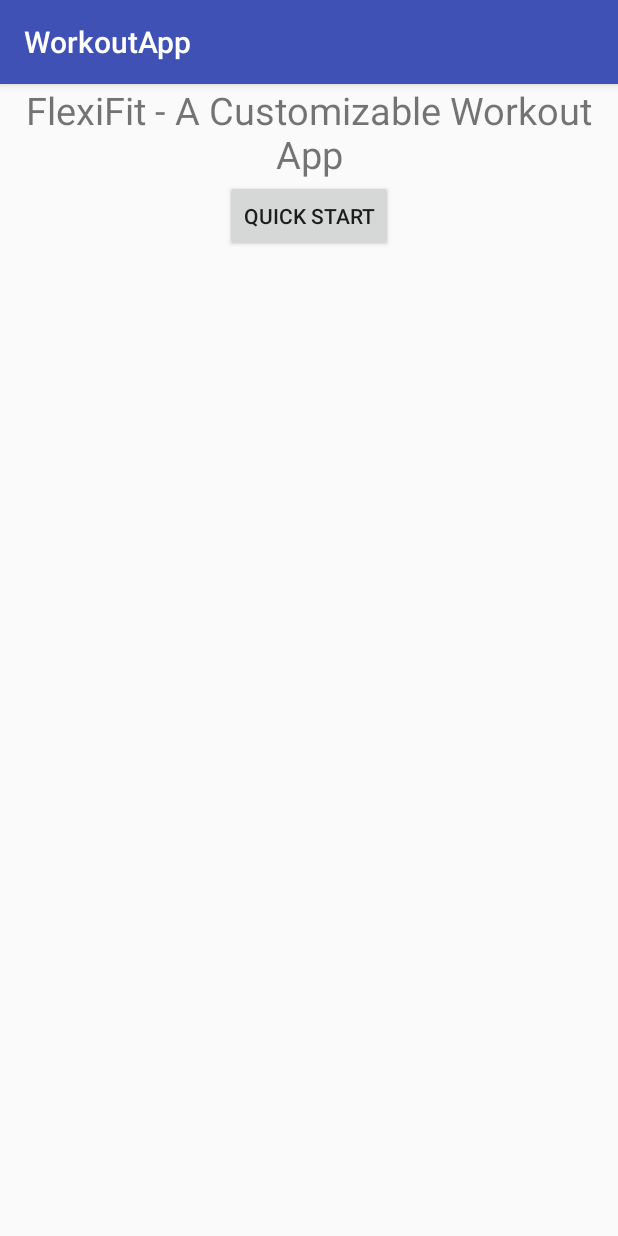
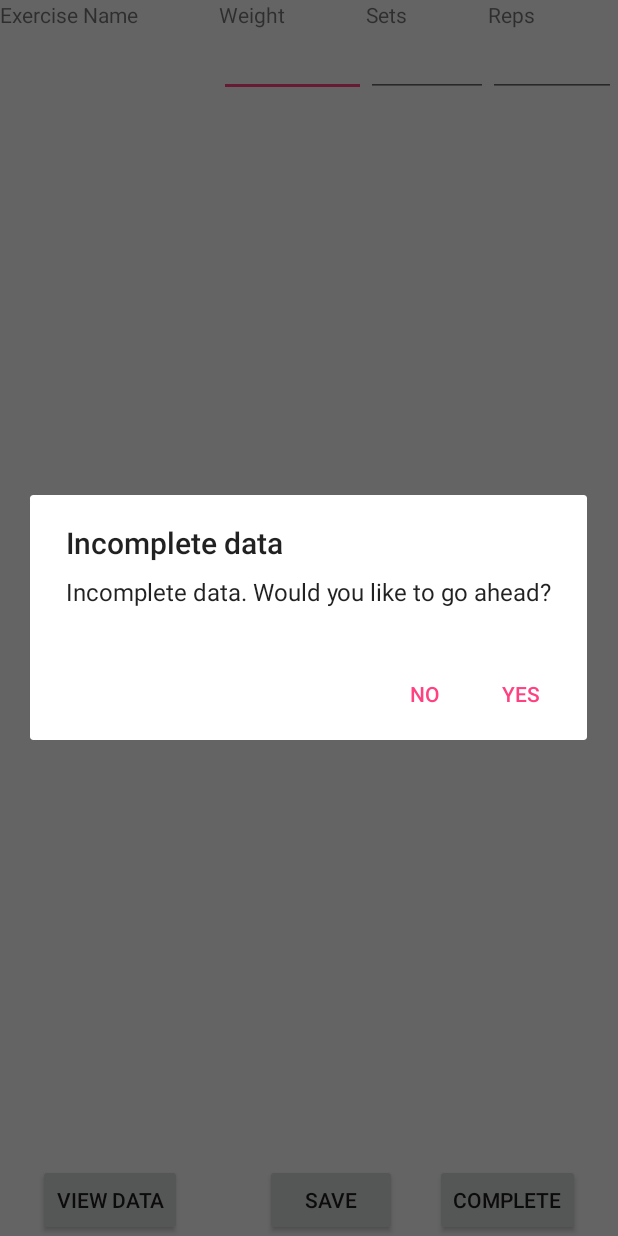
Before and after one commit to usamaahmed/WorkoutApp, an Android app: the StartWorkout screen opened directly, with no data from a screen before it, after a tap on "COMPLETE", on a phone screen of 412 x 824 dp. Run offline under Robolectric (Android 15) with nearby library versions, the phone set to English and light mode, and no system bars; 3 statements that could not run were skipped.

Commit message:
"bug fixes"  Please enter the commit message for your changes. Lines starting

```diff
--- a/app/src/main/java/com/example/usamaa/workoutapp/DatabaseManager.java
+++ b/app/src/main/java/com/example/usamaa/workoutapp/DatabaseManager.java
@@ -50,14 +50,14 @@ public class DatabaseManager extends SQLiteOpenHelper {
         db.execSQL(exercise_query);
 
         String user_query = "CREATE TABLE IF NOT EXISTS " + DIM_USER + "("
-                + STATUS + " TEXT);";
+                + STATUS + " TEXT, " + DATE + " TEXT);";
 
         db.execSQL(user_query);
 
         Log.d("myTag", "Hey THERERERERRERERERERERERERERERERERERERERERERERERERERERERERERERERERERERERERERERER");
 
         //String Query = "INSERT INTO " + DIM_USER + "(status) VALUES (\"Complete\");";
-        db.execSQL("INSERT INTO " + DIM_USER+ "(status ) VALUES ('Continue')");
+        db.execSQL("INSERT INTO " + DIM_USER+ "(" + STATUS + "," + DATE + ") VALUES ('Complete','" + formattedDate +"')");
         //ContentValues values = new ContentValues();
         //values.put(STATUS, "Complete");
         // Inserting Row
@@ -103,7 +103,8 @@ public class DatabaseManager extends SQLiteOpenHelper {
 
     public void updateStatus(String status) {
         SQLiteDatabase db = this.getWritableDatabase();
-        db.execSQL("UPDATE " + DIM_USER + " SET " + STATUS + "=\"" + status + "\";");
+        db.execSQL("UPDATE " + DIM_USER + " SET " + STATUS + "=\"" + status + "\", " + DATE + "='"
+        + formattedDate + "';");
     }
 
 
--- a/app/src/main/java/com/example/usamaa/workoutapp/ExerciseList.java
+++ b/app/src/main/java/com/example/usamaa/workoutapp/ExerciseList.java
@@ -95,7 +95,7 @@ public class ExerciseList extends AppCompatActivity {
 
             startActivity(i);
 
-            db = new DatabaseManager(this, null, null,11);
+            db = new DatabaseManager(this, null, null, 12);
             db.updateStatus("Continue");
             int rows = selectedItems.size();
             String exerciseName;
--- a/app/src/main/java/com/example/usamaa/workoutapp/MainActivity.java
+++ b/app/src/main/java/com/example/usamaa/workoutapp/MainActivity.java
@@ -19,7 +19,7 @@ public class MainActivity extends AppCompatActivity {
         super.onCreate(savedInstanceState);
         setContentView(R.layout.activity_main);
 
-        db = new DatabaseManager(this, null, null,11);
+        db = new DatabaseManager(this, null, null, 12);
 
         RelativeLayout rl = (RelativeLayout) findViewById(R.id.mainLayout);
         RelativeLayout.LayoutParams params= new RelativeLayout.LayoutParams
--- a/app/src/main/java/com/example/usamaa/workoutapp/StartWorkout.java
+++ b/app/src/main/java/com/example/usamaa/workoutapp/StartWorkout.java
@@ -1,7 +1,9 @@
 package com.example.usamaa.workoutapp;
 
+import android.content.DialogInterface;
 import android.content.Intent;
 import android.os.Bundle;
+import android.support.v7.app.AlertDialog;
 import android.support.v7.app.AppCompatActivity;
 import android.text.TextUtils;
 import android.view.View;
@@ -19,6 +21,7 @@ public class StartWorkout extends AppCompatActivity {
 
     DatabaseManager db;
     TableLayout tl;
+    boolean isDataComplete;
 
     @Override
     protected void onCreate(Bundle savedInstanceState) {
@@ -26,9 +29,10 @@ public class StartWorkout extends AppCompatActivity {
         super.onCreate(savedInstanceState);
         setContentView(R.layout.activity_start_workout);
 
+        isDataComplete = true;
         String source = getIntent().getStringExtra("Source");
         if(source.equals("fromMain")){
-            db = new DatabaseManager(this, null, null, 11);
+            db = new DatabaseManager(this, null, null, 12);
 
             String [][] exercise_array = db.getLastWorkout();
 
@@ -99,27 +103,56 @@ public class StartWorkout extends AppCompatActivity {
         }
     }
 
+
     public void completeWorkOut (View v){
 
         updateExercise(v);
-        db = new DatabaseManager(this, null, null, 11);
+        db = new DatabaseManager(this, null, null, 12);
 
         db.updateStatus("Complete");
 
-        Intent intent= new Intent (this, MainActivity.class);
-        startActivity(intent);
+        if (isDataComplete){
+            Intent intent= new Intent (this, MainActivity.class);
+            startActivity(intent);
+        }
+        else {
+            AlertDialog.Builder builder = new AlertDialog.Builder(this);
+            //add message
+            builder.setMessage("Incomplete data. Would you like to go ahead?")
+                    .setTitle("Incomplete data");// Add the buttons
+            builder.setPositiveButton("YES", new DialogInterface.OnClickListener() {
+                public void onClick(DialogInterface dialog, int id) {
+                    Intent intent= new Intent (StartWorkout.this, MainActivity.class);
+                    startActivity(intent);
+                }
+            });
+            builder.setNegativeButton("NO", new DialogInterface.OnClickListener() {
+                public void onClick(DialogInterface dialog, int id) {
+                    // User cancelled the dialog
+
+                }
+            });
+            // Set other dialog properties
+
+            // Create the AlertDialog
+            AlertDialog dialog = builder.create();
+
+
+            dialog.show();
+        }
+
     }
 
     public void saveData(View v){
         updateExercise(v);
-        db = new DatabaseManager(this, null, null, 11);
+        db = new DatabaseManager(this, null, null, 12);
 
         db.updateStatus("Continue");
 
     }
 
     public void updateExercise(View v) {
-        db = new DatabaseManager(this, null, null, 11);
+        db = new DatabaseManager(this, null, null, 12);
         int rows = tl.getChildCount();
         String exerciseName;
         String weight;
@@ -143,16 +176,16 @@ public class StartWorkout extends AppCompatActivity {
             TextView reps_view = (TextView) row.getChildAt(3);
             reps = reps_view.getText().toString();
             if (TextUtils.isEmpty(weight) || TextUtils.isEmpty(sets) || TextUtils.isEmpty(reps)) {
+                isDataComplete= false;
                 Toast.makeText(this, "One of your input fields is empty", Toast.LENGTH_LONG).show();
                 continue;
             }
 
-            else {
-                db.updateExercise(exerciseName, weight, sets, reps);
-                Toast.makeText(this, "Workout saved", Toast.LENGTH_LONG).show();
-            }
+            db.updateExercise(exerciseName, weight, sets, reps);
+            Toast.makeText(this, "Workout saved", Toast.LENGTH_LONG).show();
         }
     }
+
 
     public void viewDatabase(View v) {
         Intent dbmanager = new Intent(this,AndroidDatabaseManager.class);
```
